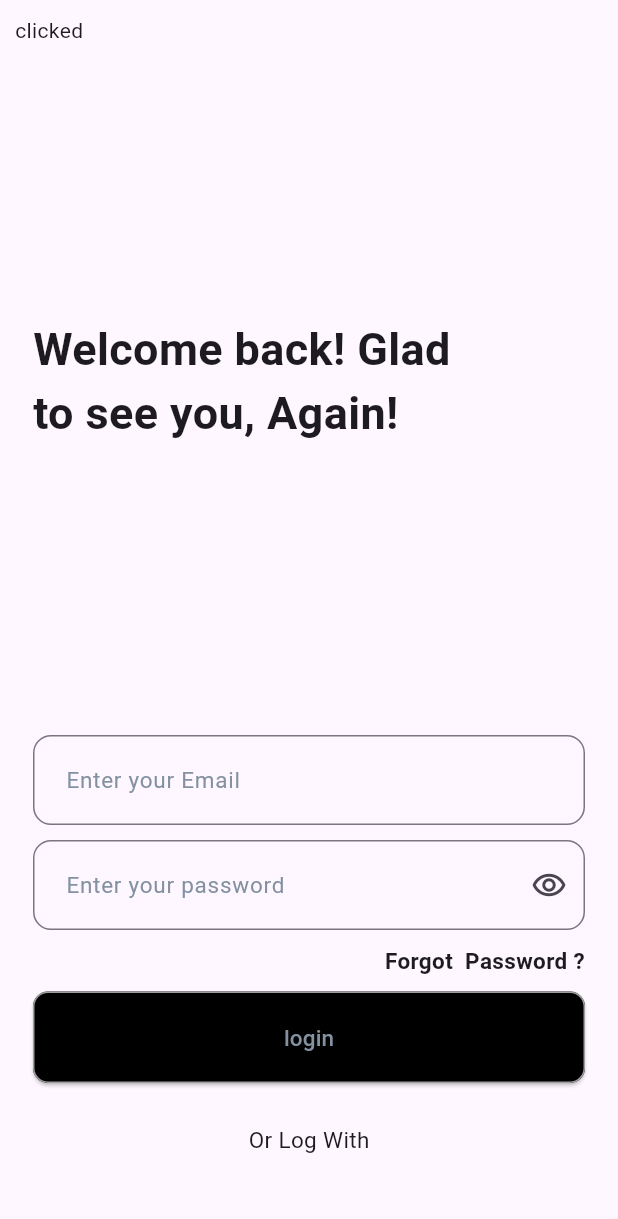
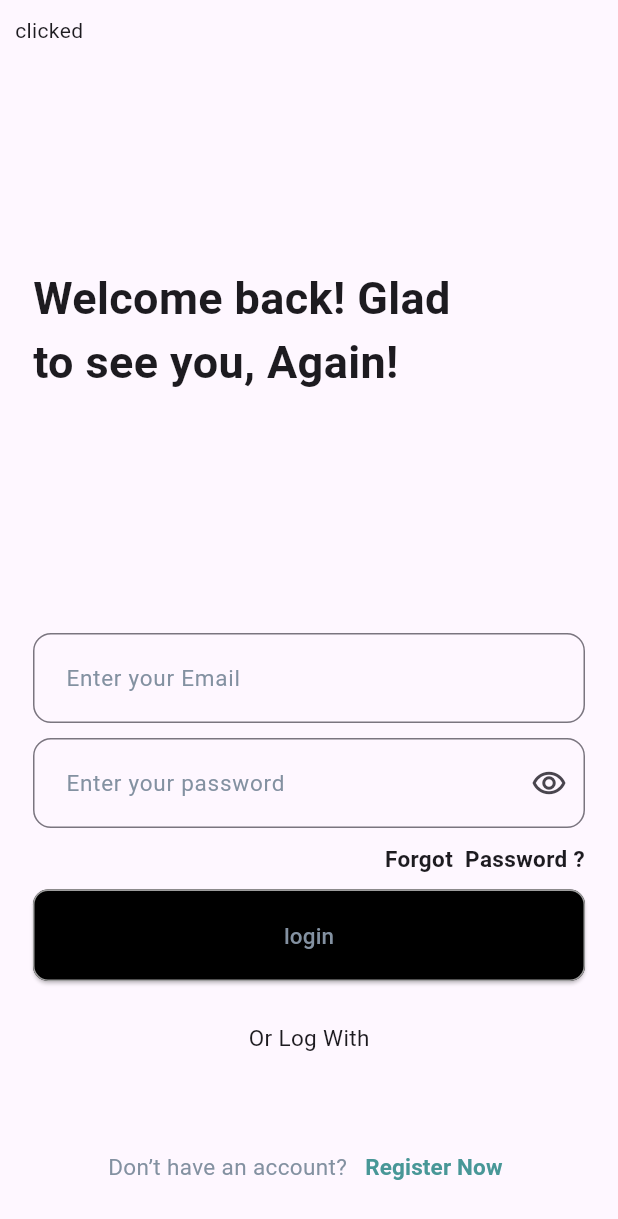
Before and after one commit to stephenonchieku1/final-project, a Flutter app: the screen it shows after launch, on a phone screen of 412 x 824 dp. Shown: the top 1219 px of the screen. Run offline on Flutter 3.47's test engine with Material 3 defaults, Android fonts, the phone set to English and light mode, and no system bars; Roboto replaces fonts that are missing (Urbanist-Bold, Urbanist-Medium, Urbanist-SemiBold).

Commit message:
:sparkles:  :lipstick: "Added FadeAnimation widgets to LoginScreen with padding and text elements"

```diff
--- a/lib/screens/loginscreen.dart
+++ b/lib/screens/loginscreen.dart
@@ -146,9 +146,53 @@ class _LoginScreenState extends State<LoginScreen> {
                       SizedBox(
                         height: 20,
                       ),
+                      FadeAnimation(
+                         delay: 0,
+                        child: Padding(padding: EdgeInsets.only(
+                          top:10, bottom: 10, right:30, left:30),
+                          child: Row(
+                            crossAxisAlignment: CrossAxisAlignment.start,
+                            mainAxisAlignment: MainAxisAlignment.spaceBetween,
+                           children: [
+
+
+                           ],
+                          ),
+                        ),)
 
                    ],
-                ),))
+                ),)),
+                FadeAnimation(
+                delay: 2.8,
+                child: Padding(
+                  padding: const EdgeInsets.only(left: 50),
+                  child: Row(
+                    crossAxisAlignment: CrossAxisAlignment.center,
+                    children: [
+                      const Text(
+                        "Don’t have an account?",
+                        style: TextStyle(
+                           fontSize: 15,
+                            fontFamily: 'Urbanist-Medium',
+                            color: Color(0xFF8391A1),
+                        ),
+                      ),
+                      TextButton(
+                          onPressed: () {
+
+                          },
+                          child: const Text(
+                            "Register Now",
+                            style: TextStyle(
+                              fontSize: 15,
+                              fontFamily: "Urbanist-Bold",
+                              fontWeight: FontWeight.bold,
+                              color: Color.fromARGB(255, 72, 151, 151)),
+                          )),
+                    ],
+                  ),
+                ),
+              )
             ],
           ),
         ),
```
